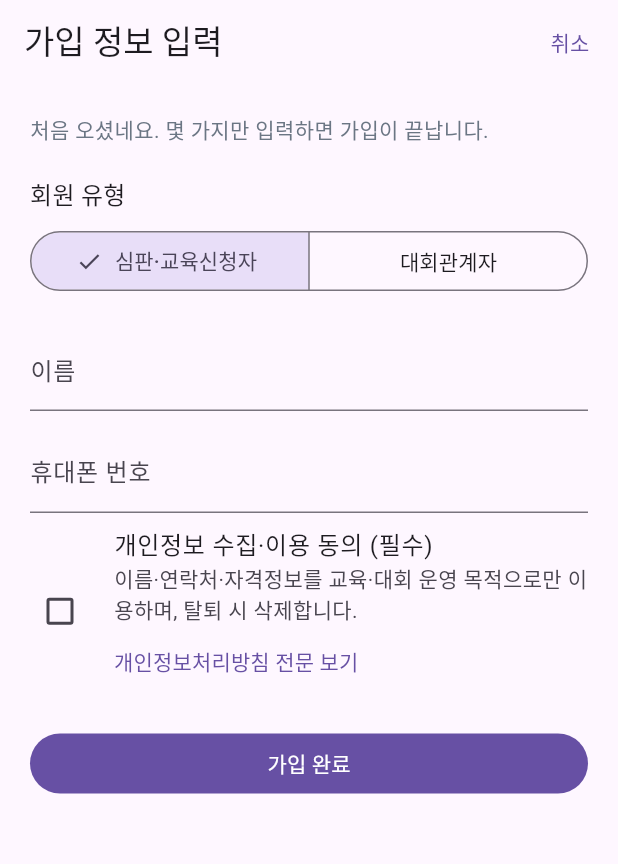
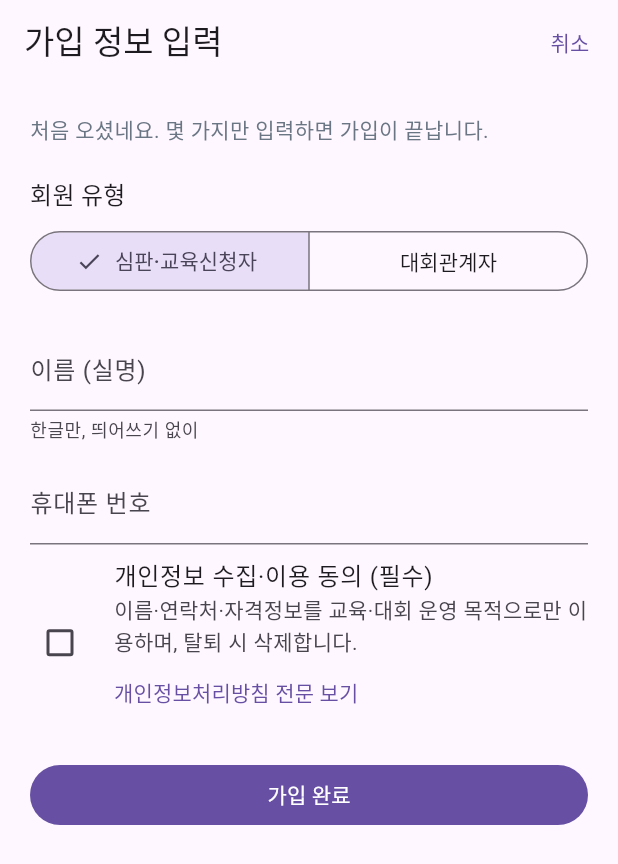
Before and after one commit to jiwon-ai/winref, a Flutter app: the OnboardingScreen screen opened directly with empty values, on a phone screen of 412 x 824 dp. Shown: the top 864 px of the screen. Run offline on Flutter 3.47's test engine with Material 3 defaults, Android fonts, the phone set to English and light mode, and no system bars; our stand-ins replace file_picker, firebase_core, firebase_messaging, pdf, printing, supabase_flutter and 2 more; missing offline and left inert: dart:js_interop, dart:ui_web; accounts and stored records are empty.

Commit message:
feat: 이름은 한글만·띄어쓰기 없이 2~10자 (회원가입·소셜 첫 가입·내 정보 수정), 규칙에 안 맞는 카카오 닉네임은 비워 둠 (+테스트)
Co-Authored-By: Claude Opus 5.5 <noreply@anthropic.com>
Claude-Session: https://claude.ai/code/session_01LoRTHzmmYn6LtxUNU6apzA

```diff
--- a/app/lib/common.dart
+++ b/app/lib/common.dart
@@ -207,6 +207,24 @@ Widget fileButton(BuildContext context, String? path, {String label = '첨부자
   );
 }
 
+// ---------- 이름 입력 규칙 ----------
+
+/// 이름: 한글만, 띄어쓰기 없이 2~10자 (영문·숫자·특수문자·이모지·공백 입력 자체를 막음).
+/// 입력 중인 자음·모음(천지인 자판의 ㆍ·ᆢ 포함)은 허용해야 한글 조합이 끊기지 않는다.
+final koreanNameInput = <TextInputFormatter>[
+  FilteringTextInputFormatter.allow(RegExp(r'[ㄱ-ㆎ가-힣ᄀ-ᇿ]')),
+  LengthLimitingTextInputFormatter(10),
+];
+
+String? koreanNameError(String? v) {
+  final s = v ?? '';
+  if (s.isEmpty) return '필수 입력';
+  if (!RegExp(r'^[가-힣]{2,10}$').hasMatch(s)) return '한글로만, 띄어쓰기 없이 2~10자로 입력해 주세요.';
+  return null;
+}
+
+bool isKoreanName(String? v) => koreanNameError(v) == null;
+
 // ---------- 입력 폼 다이얼로그 ----------
 
 enum FieldType { text, multiline, number, date, datetime, file }
@@ -223,8 +241,10 @@ class Field {
   /// 날짜 자동 채움: [autoFrom] 날짜를 고르면 그 날짜 + [autoYears]년으로 채운다(직접 고치면 그 값 유지)
   final String? autoFrom;
   final int autoYears;
+  final bool koreanName; // 이름 규칙(한글만·띄어쓰기 없음) 적용
   const Field(this.key, this.label,
       {this.type = FieldType.text,
+      this.koreanName = false,
       this.required = false,
       this.initial,
       this.helper,
@@ -378,6 +398,7 @@ class _FormScreenState extends State<_FormScreen> {
                           ? () => _pick(f)
                           : null,
                   keyboardType: f.type == FieldType.number ? TextInputType.number : null,
+                  inputFormatters: f.koreanName ? koreanNameInput : null,
                   maxLines: f.type == FieldType.multiline ? 5 : 1,
                   decoration: InputDecoration(
                     labelText: f.required ? '${f.label} *' : f.label,
@@ -396,6 +417,7 @@ class _FormScreenState extends State<_FormScreen> {
                     },
                   ),
                   validator: (v) {
+                    if (f.koreanName) return koreanNameError(v);
                     if (f.required && (v == null || v.trim().isEmpty)) return '필수 입력';
                     if (f.type == FieldType.number && v != null && v.trim().isNotEmpty && int.tryParse(v.trim()) == null) {
                       return '숫자만 입력';
@@ -606,7 +628,7 @@ class _NotificationBellState extends State<NotificationBell> {
 Future<bool> editProfile(BuildContext context, Map<String, dynamic> p) async {
   final referee = p['role'] == 'referee';
   final v = await showForm(context, '내 정보 수정', [
-    Field('name', '이름', required: true, initial: p['name']),
+    Field('name', '이름', required: true, koreanName: true, helper: '한글만, 띄어쓰기 없이', initial: p['name']),
     Field('phone', '휴대폰', initial: p['phone']),
     Field('birth_date', '생년월일', type: FieldType.date, initial: p['birth_date']),
     if (p['role'] == 'organizer') Field('organization', '소속 기관', initial: p['organization']),
--- a/app/lib/screens/auth.dart
+++ b/app/lib/screens/auth.dart
@@ -1,5 +1,6 @@
 import 'package:flutter/foundation.dart';
 import 'package:flutter/material.dart';
+import 'package:flutter/services.dart';
 import 'package:supabase_flutter/supabase_flutter.dart';
 
 import '../common.dart';
@@ -333,7 +334,7 @@ class _SignupScreenState extends State<SignupScreen> {
                 child: Text('대회관계자는 관리자 승인 후 대회 등록이 가능합니다.', style: TextStyle(color: Brand.muted, fontSize: 13)),
               ),
             const SizedBox(height: 20),
-            _f(_name, '이름', required: true),
+            _f(_name, '이름', required: true, formatters: koreanNameInput, validator: koreanNameError),
             _f(_email, '이메일', required: true, type: TextInputType.emailAddress, validator: (v) {
               return v != null && v.contains('@') ? null : '이메일 형식이 아닙니다';
             }),
@@ -360,13 +361,18 @@ class _SignupScreenState extends State<SignupScreen> {
   }
 
   Widget _f(TextEditingController c, String label,
-      {bool required = false, bool obscure = false, TextInputType? type, String? Function(String?)? validator}) {
+      {bool required = false,
+      bool obscure = false,
+      TextInputType? type,
+      List<TextInputFormatter>? formatters,
+      String? Function(String?)? validator}) {
     return Padding(
       padding: const EdgeInsets.only(bottom: 12),
       child: TextFormField(
         controller: c,
         obscureText: obscure,
         keyboardType: type,
+        inputFormatters: formatters,
         decoration: InputDecoration(labelText: label),
         validator: (v) {
           if (required && (v == null || v.trim().isEmpty)) return '필수 입력';
@@ -575,7 +581,8 @@ class OnboardingScreen extends StatefulWidget {
 
 class _OnboardingScreenState extends State<OnboardingScreen> {
   final _form = GlobalKey<FormState>();
-  late final _name = TextEditingController(text: widget.profile['name'] ?? '');
+  // 카카오 닉네임 등이 이름 규칙(한글만)에 맞지 않으면 비워 두고 실명을 직접 입력받는다
+  late final _name = TextEditingController(text: isKoreanName(widget.profile['name']) ? widget.profile['name'] : '');
   final _phone = TextEditingController();
   final _org = TextEditingController();
   String _role = 'referee';
@@ -645,8 +652,9 @@ class _OnboardingScreenState extends State<OnboardingScreen> {
           const SizedBox(height: 20),
           TextFormField(
             controller: _name,
-            decoration: const InputDecoration(labelText: '이름'),
-            validator: (v) => (v ?? '').trim().isEmpty ? '필수 입력' : null,
+            decoration: const InputDecoration(labelText: '이름 (실명)', helperText: '한글만, 띄어쓰기 없이'),
+            inputFormatters: koreanNameInput,
+            validator: koreanNameError,
           ),
           const SizedBox(height: 12),
           TextFormField(
```
Also changed, not shown: 1 other file.
